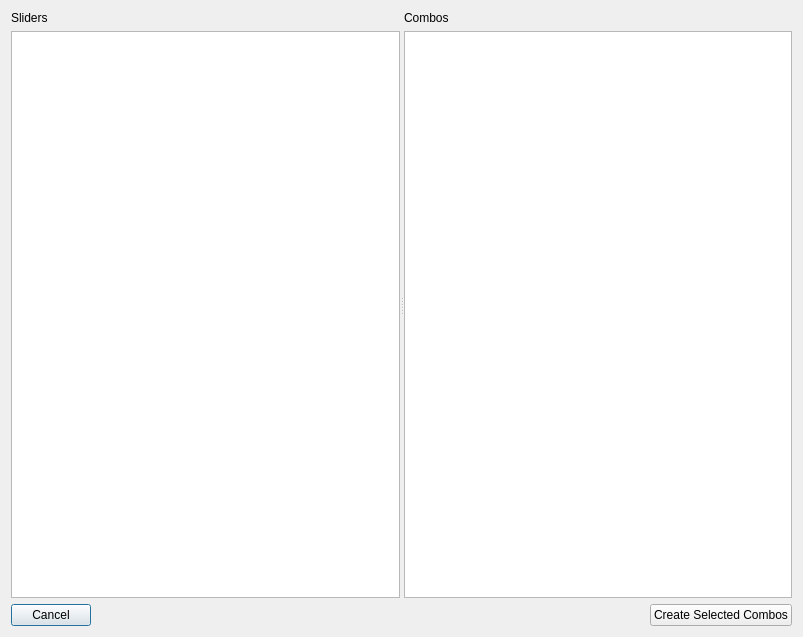
blurstudio/Simplex, file scripts/SimplexUI/ui/comboCheckDialog.ui: the form before one commit.
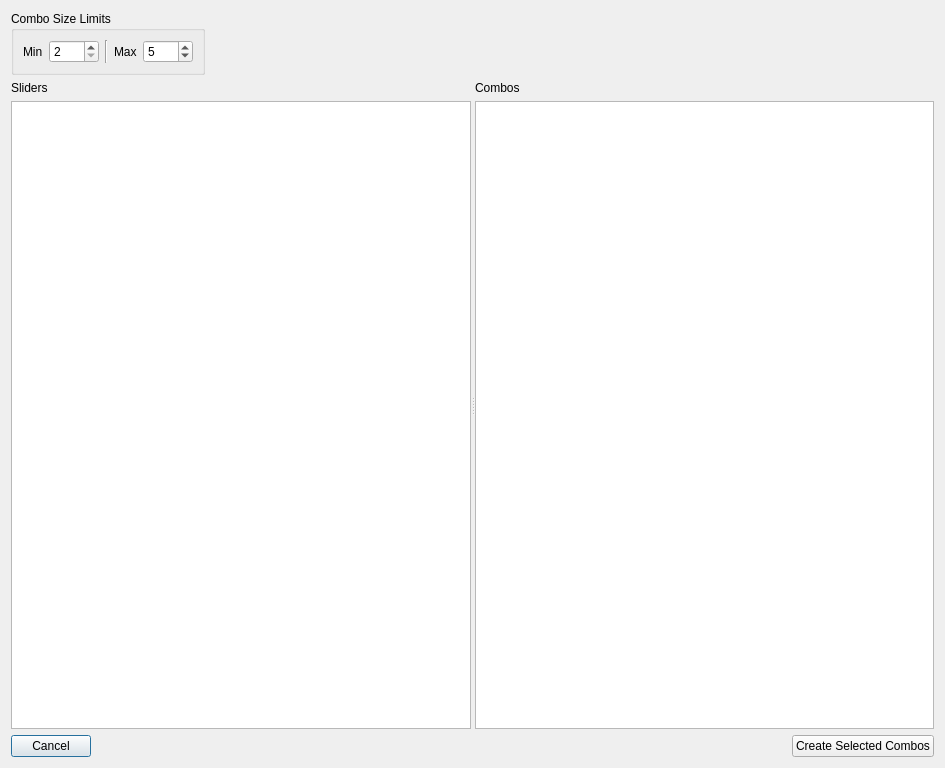
The form after the commit.

Commit message: Add limits and selection interaction to the comboCheckDialog

```diff
--- a/scripts/SimplexUI/ui/comboCheckDialog.ui
+++ b/scripts/SimplexUI/ui/comboCheckDialog.ui
@@ -6,20 +6,120 @@
    <rect>
     <x>0</x>
     <y>0</y>
-    <width>803</width>
-    <height>637</height>
+    <width>945</width>
+    <height>768</height>
    </rect>
   </property>
   <property name="windowTitle">
    <string>Combo Check</string>
   </property>
   <layout class="QVBoxLayout" name="verticalLayout_3">
+   <item>
+    <layout class="QHBoxLayout" name="horizontalLayout_3">
+     <item>
+      <widget class="QGroupBox" name="groupBox">
+       <property name="title">
+        <string>Combo Size Limits</string>
+       </property>
+       <layout class="QHBoxLayout" name="horizontalLayout_2">
+        <item>
+         <widget class="QLabel" name="label_3">
+          <property name="text">
+           <string>Min</string>
+          </property>
+         </widget>
+        </item>
+        <item>
+         <widget class="QSpinBox" name="uiMinLimitSPIN">
+          <property name="sizePolicy">
+           <sizepolicy hsizetype="Fixed" vsizetype="Fixed">
+            <horstretch>0</horstretch>
+            <verstretch>0</verstretch>
+           </sizepolicy>
+          </property>
+          <property name="minimumSize">
+           <size>
+            <width>50</width>
+            <height>0</height>
+           </size>
+          </property>
+          <property name="minimum">
+           <number>2</number>
+          </property>
+          <property name="maximum">
+           <number>7</number>
+          </property>
+         </widget>
+        </item>
+        <item>
+         <widget class="Line" name="line">
+          <property name="orientation">
+           <enum>Qt::Vertical</enum>
+          </property>
+         </widget>
+        </item>
+        <item>
+         <widget class="QLabel" name="label_4">
+          <property name="text">
+           <string>Max</string>
+          </property>
+         </widget>
+        </item>
+        <item>
+         <widget class="QSpinBox" name="uiMaxLimitSPIN">
+          <property name="sizePolicy">
+           <sizepolicy hsizetype="Fixed" vsizetype="Fixed">
+            <horstretch>0</horstretch>
+            <verstretch>0</verstretch>
+           </sizepolicy>
+          </property>
+          <property name="minimumSize">
+           <size>
+            <width>50</width>
+            <height>0</height>
+           </size>
+          </property>
+          <property name="minimum">
+           <number>2</number>
+          </property>
+          <property name="maximum">
+           <number>7</number>
+          </property>
+          <property name="value">
+           <number>5</number>
+          </property>
+         </widget>
+        </item>
+       </layout>
+      </widget>
+     </item>
+     <item>
+      <widget class="QLabel" name="uiWarningLBL">
+       <property name="sizePolicy">
+        <sizepolicy hsizetype="Preferred" vsizetype="Preferred">
+         <horstretch>1</horstretch>
+         <verstretch>0</verstretch>
+        </sizepolicy>
+       </property>
+       <property name="text">
+        <string/>
+       </property>
+      </widget>
+     </item>
+    </layout>
+   </item>
    <item>
     <widget class="QSplitter" name="splitter">
+     <property name="sizePolicy">
+      <sizepolicy hsizetype="Expanding" vsizetype="Preferred">
+       <horstretch>0</horstretch>
+       <verstretch>1</verstretch>
+      </sizepolicy>
+     </property>
      <property name="orientation">
       <enum>Qt::Horizontal</enum>
      </property>
-     <widget class="QWidget" name="">
+     <widget class="QWidget" name="layoutWidget">
       <layout class="QVBoxLayout" name="verticalLayout">
        <item>
         <widget class="QLabel" name="label">
@@ -30,6 +130,12 @@
        </item>
        <item>
         <widget class="QListWidget" name="uiSliderLIST">
+         <property name="sizePolicy">
+          <sizepolicy hsizetype="Expanding" vsizetype="Expanding">
+           <horstretch>1</horstretch>
+           <verstretch>0</verstretch>
+          </sizepolicy>
+         </property>
          <property name="selectionMode">
           <enum>QAbstractItemView::ExtendedSelection</enum>
          </property>
@@ -37,7 +143,7 @@
        </item>
       </layout>
      </widget>
-     <widget class="QWidget" name="">
+     <widget class="QWidget" name="layoutWidget">
       <layout class="QVBoxLayout" name="verticalLayout_2">
        <item>
         <widget class="QLabel" name="label_2">
@@ -48,6 +154,12 @@
        </item>
        <item>
         <widget class="QListWidget" name="uiComboCheckLIST">
+         <property name="sizePolicy">
+          <sizepolicy hsizetype="Expanding" vsizetype="Expanding">
+           <horstretch>2</horstretch>
+           <verstretch>0</verstretch>
+          </sizepolicy>
+         </property>
          <property name="selectionMode">
           <enum>QAbstractItemView::ExtendedSelection</enum>
          </property>
```
The commit also changes 2 other files.
